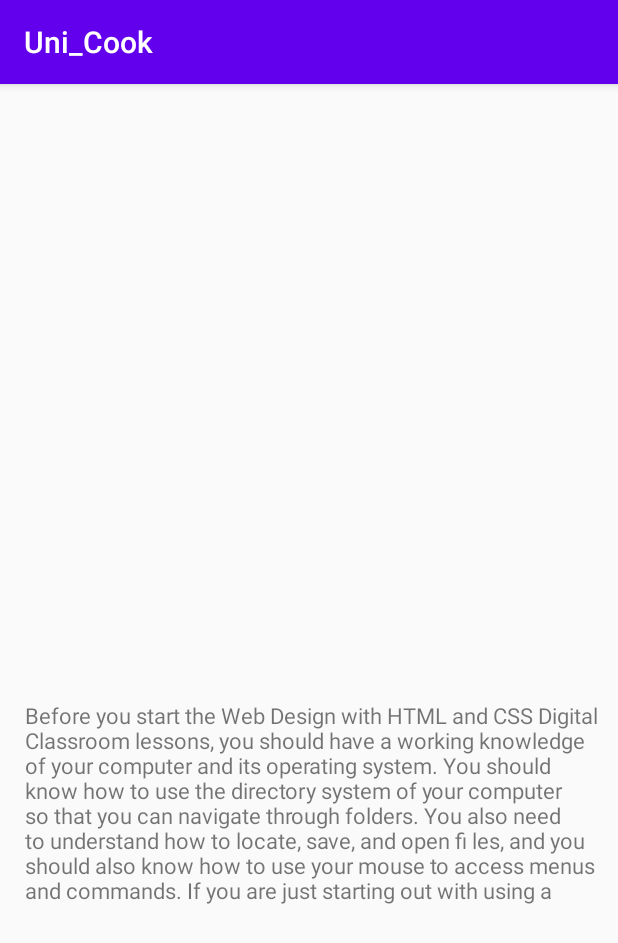
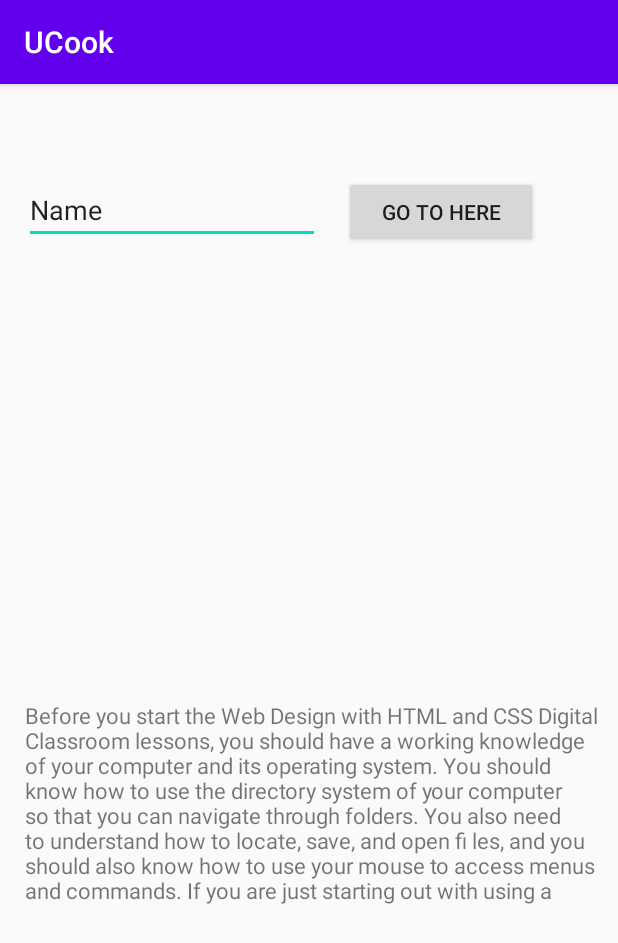
Before and after one commit to Romelixer/Uni_Cook, an Android app: the screen it shows after launch (MainActivity), on a phone screen of 412 x 824 dp. Shown: the top 943 px of the screen. Run offline under Robolectric (Android 15) with nearby library versions, the phone set to English and light mode, and no system bars.

Commit message:
Update for master

```diff
--- a/app/src/main/java/com/example/uni_cook/MainActivity.java
+++ b/app/src/main/java/com/example/uni_cook/MainActivity.java
@@ -3,7 +3,7 @@ package com.example.uni_cook;
 import androidx.appcompat.app.AppCompatActivity;
 
 import android.os.Bundle;
-import android.widget.TextView;
+
 
 
 public class MainActivity extends AppCompatActivity {
@@ -14,6 +14,5 @@ public class MainActivity extends AppCompatActivity {
         setContentView(R.layout.activity_main);
 
 
-
     }
 }
--- a/app/src/main/res/layout/activity_main.xml
+++ b/app/src/main/res/layout/activity_main.xml
@@ -16,10 +16,43 @@
         android:layout_marginEnd="5dp"
         android:layout_marginRight="5dp"
         android:layout_marginBottom="182dp"
+        android:autoSizeTextType="uniform"
         android:text="@string/Description"
         app:layout_constraintBottom_toBottomOf="parent"
         app:layout_constraintEnd_toEndOf="parent"
         app:layout_constraintStart_toStartOf="parent"
+        app:layout_constraintTop_toTopOf="parent" />
+
+    <EditText
+        android:id="@+id/editTextTextPersonName"
+        android:layout_width="0dp"
+        android:layout_height="wrap_content"
+        android:layout_marginStart="16dp"
+        android:layout_marginLeft="16dp"
+        android:layout_marginBottom="277dp"
+        android:ems="10"
+        android:inputType="textPersonName"
+        android:text="@string/Nm"
+        app:layout_constraintBottom_toTopOf="@+id/textView"
+        app:layout_constraintEnd_toStartOf="@+id/button"
+        app:layout_constraintHorizontal_bias="0.5"
+        app:layout_constraintHorizontal_chainStyle="spread_inside"
+        app:layout_constraintStart_toStartOf="parent"
         app:layout_constraintTop_toTopOf="parent"
-        android:autoSizeTextType="uniform"/>
+        app:layout_constraintVertical_bias="0.7" />
+
+    <Button
+        android:id="@+id/button"
+        android:layout_width="129dp"
+        android:layout_height="wrap_content"
+        android:layout_marginStart="16dp"
+        android:layout_marginLeft="16dp"
+        android:layout_marginEnd="53dp"
+        android:layout_marginRight="53dp"
+        android:text="@string/Btn"
+        app:layout_constraintBaseline_toBaselineOf="@+id/editTextTextPersonName"
+        app:layout_constraintEnd_toEndOf="parent"
+        app:layout_constraintHorizontal_bias="0.5"
+        app:layout_constraintStart_toEndOf="@+id/editTextTextPersonName" />
+
 </androidx.constraintlayout.widget.ConstraintLayout>
--- a/app/src/main/res/values/strings.xml
+++ b/app/src/main/res/values/strings.xml
@@ -1,8 +1,12 @@
 <resources>
-    <string name="app_name">Uni_Cook</string>
+    <string name="app_name">UCook</string>
     <string name="Description">Before you start the Web Design with HTML and CSS Digital Classroom
         lessons, you should have a working knowledge of your computer and its operating system.
         You should know how to use the directory system of your computer so that you can navigate through folders.
         You also need to understand how to locate, save, and open fi les, and you should also know how
         to use your mouse to access menus and commands. If you are just starting out with using a </string>
+    <string name="Nm">Name</string>
+    <string name="Btn">Go to here</string>
+    <string name="hint_text">Enter a massege</string>
+    <string name="button_send">Send</string>
 </resources>
```
